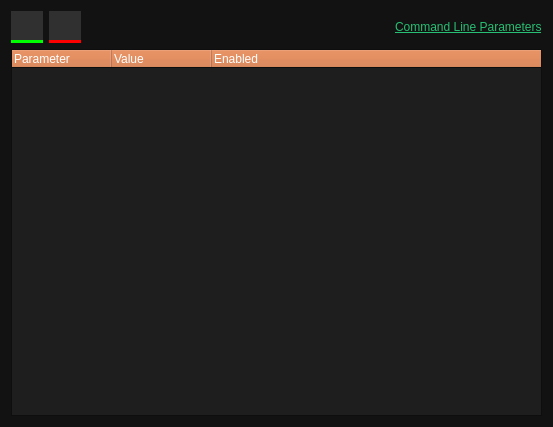
First picture: the form in ui/additionalparametersdialog.ui, repository metootem/TF2-Dedicated-Server-Manager, before the edit.
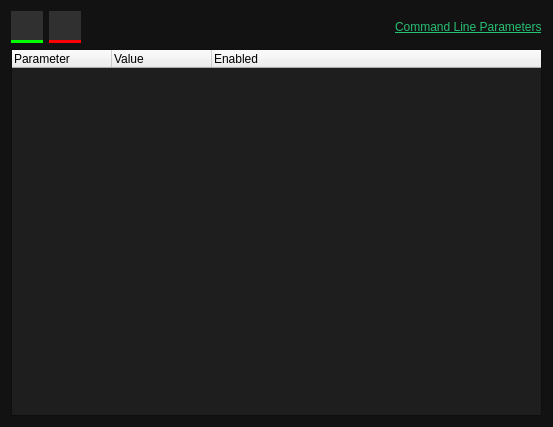
Second picture: the form after the edit. Icons and pictures are not drawn.

What changed in the file:
```diff
--- a/ui/additionalparametersdialog.ui
+++ b/ui/additionalparametersdialog.ui
@@ -306,6 +306,11 @@
    <iconset resource="../resources.qrc">
     <normaloff>:/icons/resources/Images/tf2dsm_logo.png</normaloff>:/icons/resources/Images/tf2dsm_logo.png</iconset>
   </property>
+  <property name="styleSheet">
+   <string notr="true">QTabWidget::tab-bar {
+	background-color: rgb(255, 26, 163);
+}</string>
+  </property>
   <layout class="QVBoxLayout" name="verticalLayout">
    <item>
     <layout class="QHBoxLayout" name="horizontalLayout">
@@ -1412,9 +1417,9 @@
         <colorrole role="Button">
          <brush brushstyle="SolidPattern">
           <color alpha="255">
-           <red>207</red>
-           <green>106</green>
-           <blue>50</blue>
+           <red>30</red>
+           <green>30</green>
+           <blue>30</blue>
           </color>
          </brush>
         </colorrole>
@@ -1475,9 +1480,9 @@
         <colorrole role="Highlight">
          <brush brushstyle="SolidPattern">
           <color alpha="255">
-           <red>207</red>
-           <green>106</green>
-           <blue>50</blue>
+           <red>46</red>
+           <green>207</green>
+           <blue>202</blue>
           </color>
          </brush>
         </colorrole>
@@ -1522,9 +1527,9 @@
         <colorrole role="Button">
          <brush brushstyle="SolidPattern">
           <color alpha="255">
-           <red>207</red>
-           <green>106</green>
-           <blue>50</blue>
+           <red>30</red>
+           <green>30</green>
+           <blue>30</blue>
           </color>
          </brush>
         </colorrole>
@@ -1585,9 +1590,9 @@
         <colorrole role="Highlight">
          <brush brushstyle="SolidPattern">
           <color alpha="255">
-           <red>207</red>
-           <green>106</green>
-           <blue>50</blue>
+           <red>46</red>
+           <green>207</green>
+           <blue>202</blue>
           </color>
          </brush>
         </colorrole>
@@ -1632,9 +1637,9 @@
         <colorrole role="Button">
          <brush brushstyle="SolidPattern">
           <color alpha="255">
-           <red>207</red>
-           <green>106</green>
-           <blue>50</blue>
+           <red>30</red>
+           <green>30</green>
+           <blue>30</blue>
           </color>
          </brush>
         </colorrole>
@@ -1722,6 +1727,12 @@
        </disabled>
       </palette>
      </property>
+     <property name="autoFillBackground">
+      <bool>false</bool>
+     </property>
+     <property name="styleSheet">
+      <string notr="true"/>
+     </property>
      <property name="showDropIndicator" stdset="0">
       <bool>false</bool>
      </property>
```
